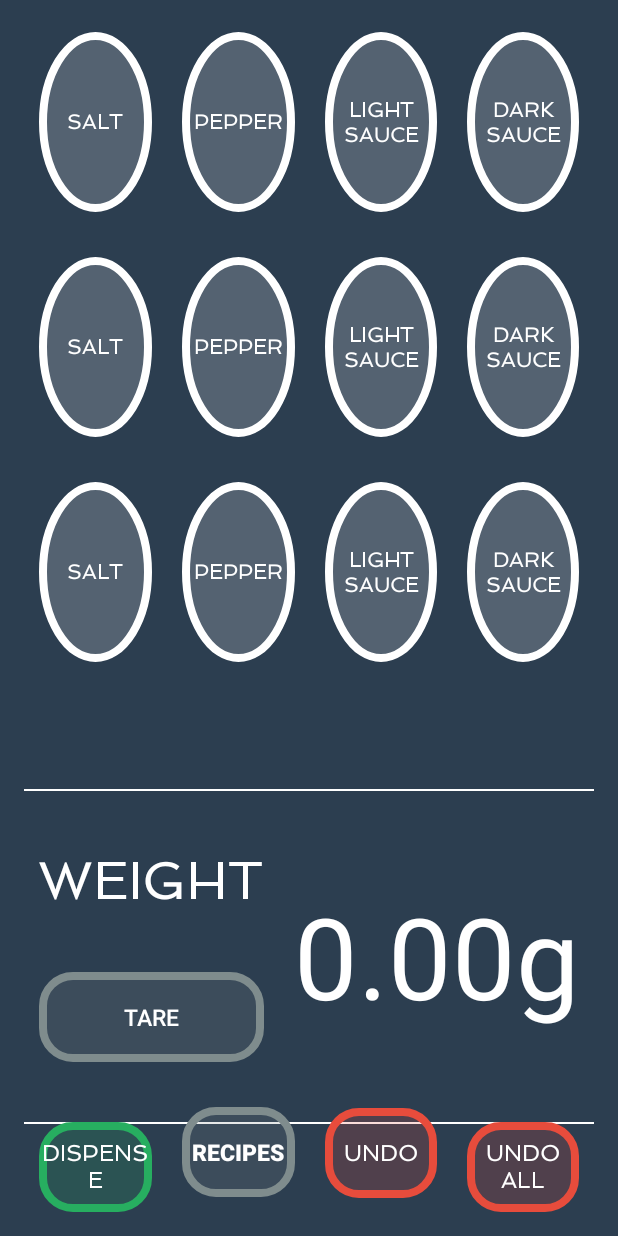
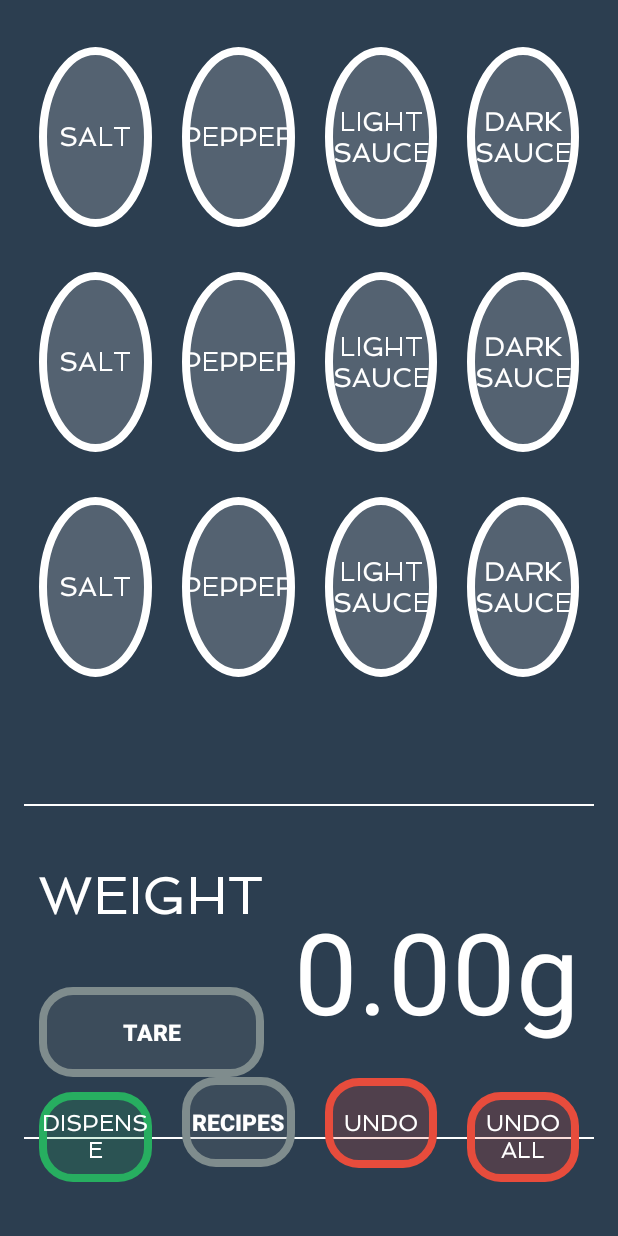
Before and after one commit to zhexxian/Souschef1.0, an Android app: the screen it shows after launch (MainActivity), on a phone screen of 412 x 824 dp. Run offline under Robolectric (Android 15) with nearby library versions, the phone set to English and light mode, and no system bars.

Commit message:
main page button font resizing

```diff
--- a/app/src/main/res/layout/content_main.xml
+++ b/app/src/main/res/layout/content_main.xml
@@ -20,7 +20,8 @@
         android:layout_alignParentLeft="true"
         android:layout_alignParentTop="true"
         android:layout_marginBottom="30dp"
-        android:id="@+id/linearLayout5">
+        android:id="@+id/linearLayout5"
+        android:layout_marginTop="10dp">
 
         <LinearLayout
             android:orientation="horizontal"
@@ -46,7 +47,8 @@
                 android:layout_weight="1"
                 android:layout_marginLeft="10dp"
                 android:layout_marginRight="10dp"
-                android:textStyle="bold" />
+                android:textStyle="bold"
+                android:textSize="18dp" />
 
             <Button
                 android:layout_width="120dp"
@@ -61,7 +63,8 @@
                 android:layout_weight="1"
                 android:layout_marginLeft="10dp"
                 android:layout_marginRight="10dp"
-                android:textStyle="bold" />
+                android:textStyle="bold"
+                android:textSize="18dp" />
 
             <Button
                 android:layout_width="120dp"
@@ -76,7 +79,8 @@
                 android:layout_weight="1"
                 android:layout_marginLeft="10dp"
                 android:layout_marginRight="10dp"
-                android:textStyle="bold" />
+                android:textStyle="bold"
+                android:textSize="18dp" />
 
             <Button
                 android:layout_width="120dp"
@@ -91,7 +95,8 @@
                 android:layout_weight="1"
                 android:layout_marginLeft="10dp"
                 android:layout_marginRight="10dp"
-                android:textStyle="bold" />
+                android:textStyle="bold"
+                android:textSize="18dp" />
 
         </LinearLayout>
 
@@ -166,7 +171,8 @@
                 android:layout_weight="1"
                 android:layout_marginLeft="10dp"
                 android:layout_marginRight="10dp"
-                android:textStyle="bold" />
+                android:textStyle="bold"
+                android:textSize="18dp" />
 
             <Button
                 android:layout_width="120dp"
@@ -181,7 +187,8 @@
                 android:layout_weight="1"
                 android:layout_marginLeft="10dp"
                 android:layout_marginRight="10dp"
-                android:textStyle="bold" />
+                android:textStyle="bold"
+                android:textSize="18dp" />
 
             <Button
                 android:layout_width="120dp"
@@ -196,7 +203,8 @@
                 android:layout_weight="1"
                 android:layout_marginLeft="10dp"
                 android:layout_marginRight="10dp"
-                android:textStyle="bold" />
+                android:textStyle="bold"
+                android:textSize="18dp" />
 
             <Button
                 android:layout_width="120dp"
@@ -211,7 +219,8 @@
                 android:layout_weight="1"
                 android:layout_marginLeft="10dp"
                 android:layout_marginRight="10dp"
-                android:textStyle="bold" />
+                android:textStyle="bold"
+                android:textSize="18dp" />
         </LinearLayout>
 
         <LinearLayout
@@ -285,7 +294,8 @@
                 android:layout_weight="1"
                 android:layout_marginLeft="10dp"
                 android:layout_marginRight="10dp"
-                android:textStyle="bold" />
+                android:textStyle="bold"
+                android:textSize="18dp" />
 
             <Button
                 android:layout_width="120dp"
@@ -300,7 +310,8 @@
                 android:layout_weight="1"
                 android:layout_marginLeft="10dp"
                 android:layout_marginRight="10dp"
-                android:textStyle="bold" />
+                android:textStyle="bold"
+                android:textSize="18dp" />
 
             <Button
                 android:layout_width="120dp"
@@ -315,7 +326,8 @@
                 android:layout_weight="1"
                 android:layout_marginLeft="10dp"
                 android:layout_marginRight="10dp"
-                android:textStyle="bold" />
+                android:textStyle="bold"
+                android:textSize="18dp" />
 
             <Button
                 android:layout_width="120dp"
@@ -330,7 +342,8 @@
                 android:layout_weight="1"
                 android:layout_marginLeft="10dp"
                 android:layout_marginRight="10dp"
-                android:textStyle="bold" />
+                android:textStyle="bold"
+                android:textSize="18dp" />
         </LinearLayout>
 
 
@@ -429,7 +442,8 @@
                 android:textSize="15dp"
                 android:gravity="center_vertical|center_horizontal"
                 android:layout_marginTop="20dp"
-                android:layout_marginBottom="20dp" />
+                android:layout_marginBottom="20dp"
+                android:textStyle="bold" />
         </LinearLayout>
 
         <TextView
@@ -472,7 +486,8 @@
         android:layout_width="match_parent"
         android:layout_height="wrap_content"
         android:layout_alignParentBottom="true"
-        android:id="@+id/linearLayout">
+        android:id="@+id/linearLayout"
+        android:layout_marginBottom="20dp">
 
         <Button
             android:layout_width="100dp"
```
